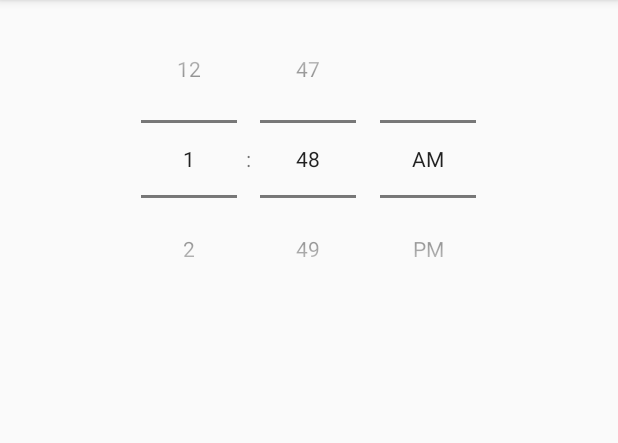
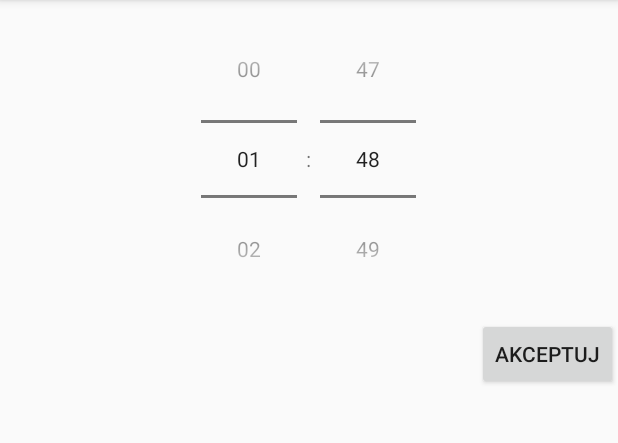
Before and after one commit to Wojcik94/Kajaki2, an Android app: the SetTime screen opened directly, with no data from a screen before it, on a phone screen of 412 x 824 dp, the part 84-527 px from its top. Run offline under Robolectric (Android 15) with nearby library versions, the phone set to English and light mode, and no system bars; 1 statement that could not run was skipped.

Commit message:
czas nad guzikiem

```diff
--- a/app/src/main/java/com/example/wojcik94/kajaki/NowaGrupa.java
+++ b/app/src/main/java/com/example/wojcik94/kajaki/NowaGrupa.java
@@ -4,17 +4,31 @@ import android.content.Intent;
 import android.support.v7.app.AppCompatActivity;
 import android.os.Bundle;
 import android.view.View;
+import android.widget.TextView;
+
+import java.util.Calendar;
 
 public class NowaGrupa extends AppCompatActivity {
+
+    protected int hour, minute;
 
     @Override
     protected void onCreate(Bundle savedInstanceState) {
         super.onCreate(savedInstanceState);
         setContentView(R.layout.activity_nowa_grupa);
+
+        Calendar c = Calendar.getInstance();
+        hour = c.get(Calendar.HOUR);
+        minute = c.get(Calendar.MINUTE);
     }
 
     public void setTime(View view){
         Intent intent = new Intent(this, SetTime.class);
         startActivity(intent);
     }
+
+    protected void onResume(){
+        final TextView godzina = (TextView) findViewById(R.id.godzina) ;
+        godzina.setText(hour+":"+minute);
+    }
 }
--- a/app/src/main/java/com/example/wojcik94/kajaki/SetTime.java
+++ b/app/src/main/java/com/example/wojcik94/kajaki/SetTime.java
@@ -2,12 +2,18 @@ package com.example.wojcik94.kajaki;
 
 import android.support.v7.app.AppCompatActivity;
 import android.os.Bundle;
+import android.widget.TextView;
+import android.widget.TimePicker;
 
-public class SetTime extends AppCompatActivity {
+public class SetTime extends NowaGrupa {
 
     @Override
     protected void onCreate(Bundle savedInstanceState) {
         super.onCreate(savedInstanceState);
         setContentView(R.layout.activity_set_time);
+
+        TimePicker timePicker = (TimePicker) findViewById(R.id.time_picker);
+
+        timePicker.setIs24HourView(true);
     }
 }
--- a/app/src/main/res/layout/activity_set_time.xml
+++ b/app/src/main/res/layout/activity_set_time.xml
@@ -4,10 +4,19 @@
     android:layout_width="match_parent">
 
     <TimePicker
+        android:id="@+id/time_picker"
         android:layout_width="wrap_content"
         android:layout_height="wrap_content"
         android:layout_alignParentTop="true"
         android:layout_centerHorizontal="true"
         android:timePickerMode="spinner"/>
 
+    <Button
+        android:layout_width="wrap_content"
+        android:layout_height="wrap_content"
+        android:layout_below="@id/time_picker"
+        android:layout_alignParentRight="true"
+
+        android:text="akceptuj"/>
+
 </RelativeLayout>
```
Also changed, not shown: app/src/main/res/layout/activity_nowa_grupa.xml (+15 -4 lines).
